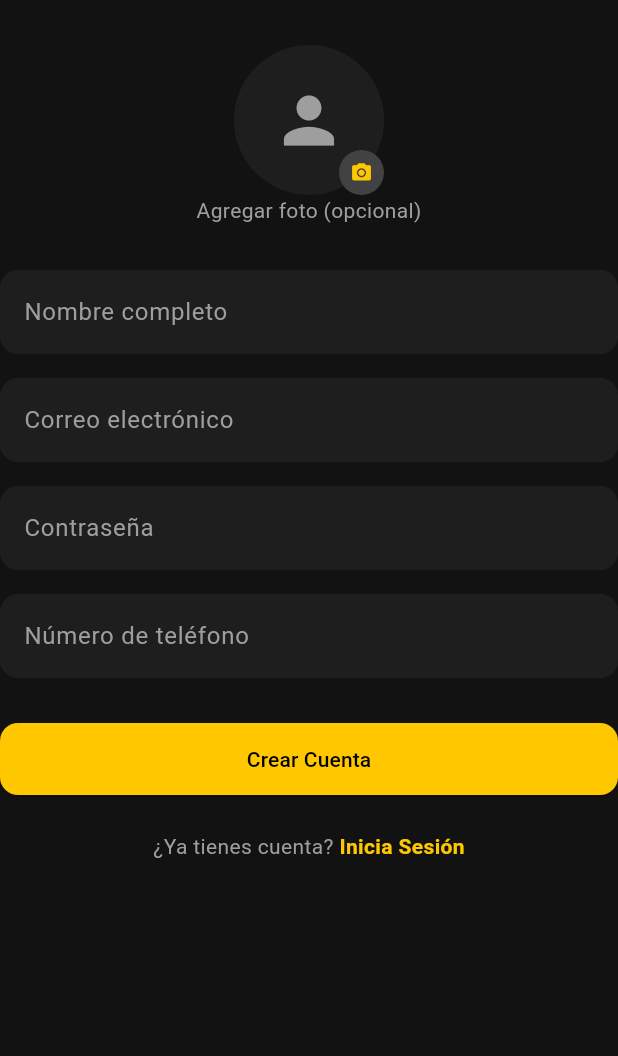
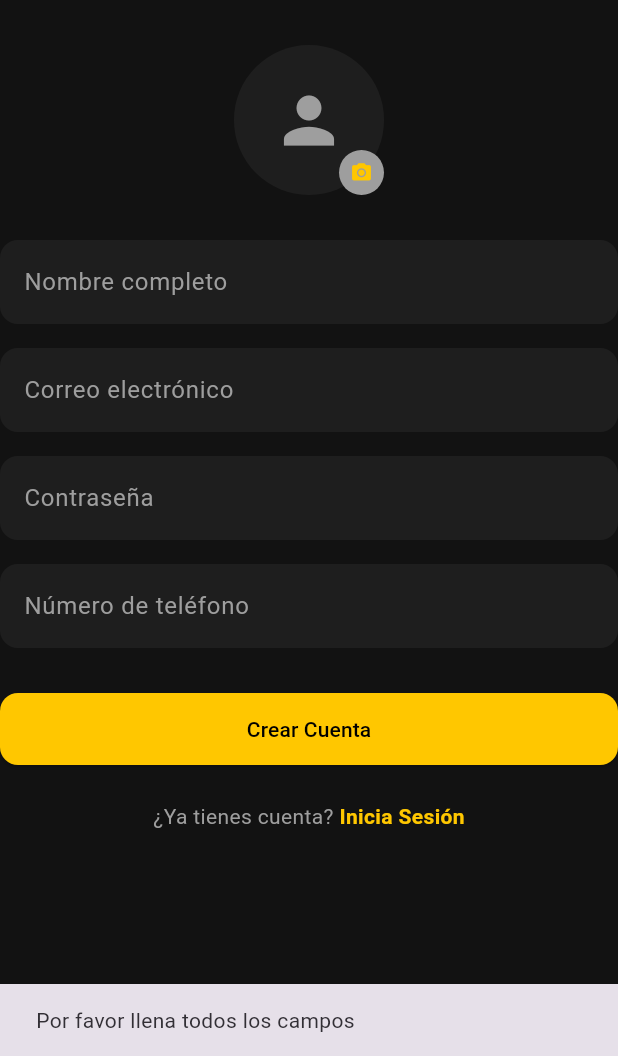
Before and after one commit to DayJossel/CodeCats, a Flutter app: the _SignUpView widget shown alone on an empty page, opened directly with empty values, after a tap on "Crear Cuenta", on a phone screen of 412 x 824 dp, the part 180-1236 px from its top. Run offline on Flutter 3.47's test engine with Material 3 defaults, Android fonts, the phone set to English and light mode, and no system bars; our stand-ins replace shared_preferences; missing offline and left inert: telephony; accounts and stored records are empty.

Commit message:
Registro y login

```diff
--- a/lib/screens/login.dart
+++ b/lib/screens/login.dart
@@ -1,5 +1,8 @@
+import 'dart:convert';
 import 'package:flutter/material.dart';
-import '../main.dart'; // Para los colores
+import 'package:http/http.dart' as http;
+import 'package:shared_preferences/shared_preferences.dart';
+import '../main.dart'; // Para colores y MainScreen
 
 class AuthScreen extends StatefulWidget {
   const AuthScreen({super.key});
@@ -32,10 +35,79 @@ class _AuthScreenState extends State<AuthScreen> {
   }
 }
 
-// --- VISTA DE INICIO DE SESIÓN ---
-class _LoginView extends StatelessWidget {
+// ------------------------------------------------------------
+// VISTA DE INICIO DE SESIÓN
+// ------------------------------------------------------------
+class _LoginView extends StatefulWidget {
   final VoidCallback onToggle;
   const _LoginView({required this.onToggle});
+
+  @override
+  State<_LoginView> createState() => _LoginViewState();
+}
+
+class _LoginViewState extends State<_LoginView> {
+  final correoController = TextEditingController();
+  final contraseniaController = TextEditingController();
+  bool _isLoading = false;
+
+  Future<void> _login() async {
+    final correo = correoController.text.trim();
+    final contrasenia = contraseniaController.text.trim();
+
+    if (correo.isEmpty || contrasenia.isEmpty) {
+      ScaffoldMessenger.of(context).showSnackBar(
+        const SnackBar(content: Text('Por favor llena todos los campos')),
+      );
+      return;
+    }
+
+    setState(() => _isLoading = true);
+
+    try {
+      final response = await http.post(
+        Uri.parse('http://157.137.187.110:8000/corredores/login'),
+        headers: {'Content-Type': 'application/json'},
+        body: jsonEncode({'correo': correo, 'contrasenia': contrasenia}),
+      );
+
+      if (response.statusCode == 200) {
+        final data = jsonDecode(response.body);
+
+        if (data['ok'] == true) {
+          // Guardar datos del usuario localmente
+          final prefs = await SharedPreferences.getInstance();
+          await prefs.setInt('corredor_id', data['corredor_id']);
+          await prefs.setString('nombre', data['nombre']);
+          await prefs.setString('correo', correo);
+
+          ScaffoldMessenger.of(context).showSnackBar(
+            SnackBar(content: Text('Bienvenido ${data['nombre']}')),
+          );
+
+          Navigator.of(context).pushReplacement(
+            MaterialPageRoute(builder: (_) => const MainScreen()),
+          );
+        } else {
+          ScaffoldMessenger.of(context).showSnackBar(
+            const SnackBar(content: Text('Credenciales incorrectas')),
+          );
+        }
+      } else {
+        ScaffoldMessenger.of(context).showSnackBar(
+          SnackBar(
+            content: Text('Error ${response.statusCode}: ${response.body}'),
+          ),
+        );
+      }
+    } catch (e) {
+      ScaffoldMessenger.of(
+        context,
+      ).showSnackBar(SnackBar(content: Text('Error de conexión: $e')));
+    } finally {
+      setState(() => _isLoading = false);
+    }
+  }
 
   @override
   Widget build(BuildContext context) {
@@ -52,20 +124,24 @@ class _LoginView extends StatelessWidget {
           style: TextStyle(color: Colors.grey, fontSize: 16),
         ),
         SizedBox(height: MediaQuery.of(context).size.height * 0.1),
-        _buildTextField(label: 'Correo electrónico'),
+        _buildTextField(
+          label: 'Correo electrónico',
+          controller: correoController,
+        ),
         const SizedBox(height: 16),
-        _buildTextField(label: 'Contraseña', obscureText: true),
+        _buildTextField(
+          label: 'Contraseña',
+          controller: contraseniaController,
+          obscureText: true,
+        ),
         const SizedBox(height: 40),
         SizedBox(
           width: double.infinity,
           child: ElevatedButton(
-            onPressed: () {
-              // Lógica de inicio de sesión
-               Navigator.of(context).pushReplacement(
-                MaterialPageRoute(builder: (_) => const MainScreen()),
-              );
-            },
-            child: const Text('Iniciar Sesión'),
+            onPressed: _isLoading ? null : _login,
+            child: _isLoading
+                ? const CircularProgressIndicator(color: Colors.white)
+                : const Text('Iniciar Sesión'),
           ),
         ),
         const SizedBox(height: 24),
@@ -74,10 +150,13 @@ class _LoginView extends StatelessWidget {
           children: [
             const Text('¿No tienes cuenta? '),
             GestureDetector(
-              onTap: onToggle,
+              onTap: widget.onToggle,
               child: const Text(
                 'Regístrate',
-                style: TextStyle(color: primaryColor, fontWeight: FontWeight.bold),
+                style: TextStyle(
+                  color: primaryColor,
+                  fontWeight: FontWeight.bold,
+                ),
               ),
             ),
           ],
@@ -87,16 +166,81 @@ class _LoginView extends StatelessWidget {
   }
 }
 
-// --- VISTA DE CREAR CUENTA ---
-class _SignUpView extends StatelessWidget {
+// ------------------------------------------------------------
+// VISTA DE CREAR CUENTA
+// ------------------------------------------------------------
+class _SignUpView extends StatefulWidget {
   final VoidCallback onToggle;
   const _SignUpView({required this.onToggle});
 
   @override
+  State<_SignUpView> createState() => _SignUpViewState();
+}
+
+class _SignUpViewState extends State<_SignUpView> {
+  final nombreController = TextEditingController();
+  final correoController = TextEditingController();
+  final contraseniaController = TextEditingController();
+  final telefonoController = TextEditingController();
+  bool _isLoading = false;
+
+  Future<void> _register() async {
+    final nombre = nombreController.text.trim();
+    final correo = correoController.text.trim();
+    final contrasenia = contraseniaController.text.trim();
+    final telefono = telefonoController.text.trim();
+
+    if (nombre.isEmpty ||
+        correo.isEmpty ||
+        contrasenia.isEmpty ||
+        telefono.isEmpty) {
+      ScaffoldMessenger.of(context).showSnackBar(
+        const SnackBar(content: Text('Por favor llena todos los campos')),
+      );
+      return;
+    }
+
+    setState(() => _isLoading = true);
+
+    try {
+      final response = await http.post(
+        Uri.parse('http://157.137.187.110:8000/corredores'),
+        headers: {'Content-Type': 'application/json'},
+        body: jsonEncode({
+          'nombre': nombre,
+          'correo': correo,
+          'contrasenia': contrasenia,
+          'telefono': telefono,
+        }),
+      );
+
+      if (response.statusCode == 200 || response.statusCode == 201) {
+        final data = jsonDecode(response.body);
+        ScaffoldMessenger.of(context).showSnackBar(
+          SnackBar(content: Text('Cuenta creada: ${data['nombre']}')),
+        );
+        widget.onToggle(); // Regresar a pantalla de login
+      } else {
+        final error = jsonDecode(response.body);
+        ScaffoldMessenger.of(context).showSnackBar(
+          SnackBar(
+            content: Text(
+              'Error: ${error['detail'] ?? 'No se pudo registrar'}',
+            ),
+          ),
+        );
+      }
+    } catch (e) {
+      ScaffoldMessenger.of(
+        context,
+      ).showSnackBar(SnackBar(content: Text('Error de conexión: $e')));
+    } finally {
+      setState(() => _isLoading = false);
+    }
+  }
+
+  @override
   Widget build(BuildContext context) {
-    // Simula un mensaje de error para mostrar el diseño
-    String? errorMessage; // Cambia a un texto para ver el error
-
     return Column(
       crossAxisAlignment: CrossAxisAlignment.start,
       children: [
@@ -110,18 +254,6 @@ class _SignUpView extends StatelessWidget {
           style: TextStyle(color: Colors.grey, fontSize: 16),
         ),
         const SizedBox(height: 30),
-        if(errorMessage != null) ...[
-            Container(
-                width: double.infinity,
-                padding: const EdgeInsets.all(12),
-                decoration: BoxDecoration(
-                    color: Colors.red.withOpacity(0.2),
-                    borderRadius: BorderRadius.circular(12)
-                ),
-                child: Text(errorMessage, style: const TextStyle(color: Colors.red)),
-            ),
-            const SizedBox(height: 20),
-        ],
         Center(
           child: Stack(
             alignment: Alignment.bottomRight,
@@ -133,29 +265,42 @@ class _SignUpView extends StatelessWidget {
               ),
               CircleAvatar(
                 radius: 15,
-                backgroundColor: Colors.grey[800],
-                child: const Icon(Icons.camera_alt, size: 15, color: primaryColor),
-              )
+                backgroundColor: Colors.grey,
+                child: const Icon(
+                  Icons.camera_alt,
+                  size: 15,
+                  color: primaryColor,
+                ),
+              ),
             ],
           ),
         ),
-        const Center(child: Text('Agregar foto (opcional)', style: TextStyle(color: Colors.grey))),
         const SizedBox(height: 30),
-        _buildTextField(label: 'Nombre completo'),
+        _buildTextField(label: 'Nombre completo', controller: nombreController),
         const SizedBox(height: 16),
-        _buildTextField(label: 'Correo electrónico'),
+        _buildTextField(
+          label: 'Correo electrónico',
+          controller: correoController,
+        ),
         const SizedBox(height: 16),
-        _buildTextField(label: 'Contraseña', obscureText: true),
+        _buildTextField(
+          label: 'Contraseña',
+          controller: contraseniaController,
+          obscureText: true,
+        ),
         const SizedBox(height: 16),
-        _buildTextField(label: 'Número de teléfono'),
+        _buildTextField(
+          label: 'Número de teléfono',
+          controller: telefonoController,
+        ),
         const SizedBox(height: 30),
         SizedBox(
           width: double.infinity,
           child: ElevatedButton(
-            onPressed: () {
-              // Lógica para crear cuenta
-            },
-            child: const Text('Crear Cuenta'),
+            onPressed: _isLoading ? null : _register,
+            child: _isLoading
+                ? const CircularProgressIndicator(color: Colors.white)
+                : const Text('Crear Cuenta'),
           ),
         ),
         const SizedBox(height: 24),
@@ -164,10 +309,13 @@ class _SignUpView extends StatelessWidget {
           children: [
             const Text('¿Ya tienes cuenta? '),
             GestureDetector(
-              onTap: onToggle,
+              onTap: widget.onToggle,
               child: const Text(
                 'Inicia Sesión',
-                style: TextStyle(color: primaryColor, fontWeight: FontWeight.bold),
+                style: TextStyle(
+                  color: primaryColor,
+                  fontWeight: FontWeight.bold,
+                ),
               ),
             ),
           ],
@@ -177,9 +325,16 @@ class _SignUpView extends StatelessWidget {
   }
 }
 
-// Helper reutilizable para los campos de texto
-Widget _buildTextField({required String label, bool obscureText = false}) {
+// ------------------------------------------------------------
+// HELPER REUTILIZABLE
+// ------------------------------------------------------------
+Widget _buildTextField({
+  required String label,
+  required TextEditingController controller,
+  bool obscureText = false,
+}) {
   return TextField(
+    controller: controller,
     obscureText: obscureText,
     style: const TextStyle(color: Colors.white),
     decoration: InputDecoration(
--- a/pubspec.yaml
+++ b/pubspec.yaml
@@ -28,6 +28,7 @@ environment:
 # the latest version available on pub.dev. To see which dependencies have newer
 # versions available, run `flutter pub outdated`.
 dependencies:
+  http: ^1.1.0
   telephony: ^0.2.0
   flutter:
     sdk: flutter
@@ -36,6 +37,7 @@ dependencies:
   # Use with the CupertinoIcons class for iOS style icons.
   cupertino_icons: ^1.0.8
   google_fonts: ^6.3.2
+  shared_preferences: ^2.5.3
 
 dev_dependencies:
   flutter_test:
```
Also changed, not shown: pubspec.lock, 1 other file.
